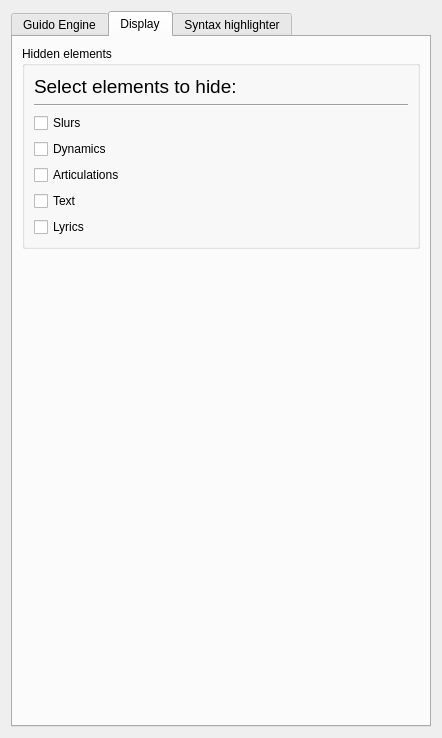
Above: environments/Qt/apps/GuidoEditor/rsc/setupDialog.ui from grame-cncm/guidolib before the change. Below: the same form after it.
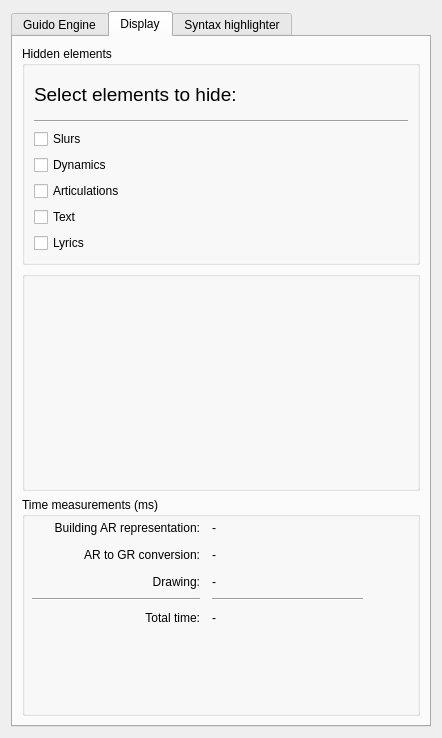
That is the form after the change.

Commit message: timings added to display tab

```diff
--- a/environments/Qt/apps/GuidoEditor/rsc/setupDialog.ui
+++ b/environments/Qt/apps/GuidoEditor/rsc/setupDialog.ui
@@ -665,23 +665,130 @@
         </widget>
        </item>
        <item>
-        <spacer name="verticalSpacer">
-         <property name="orientation">
-          <enum>Qt::Vertical</enum>
+        <widget class="QGroupBox" name="groupBox_14">
+         <property name="title">
+          <string/>
          </property>
-         <property name="sizeHint" stdset="0">
-          <size>
-           <width>20</width>
-           <height>40</height>
-          </size>
-         </property>
-        </spacer>
+        </widget>
        </item>
        <item>
         <layout class="QHBoxLayout" name="horizontalLayout_2">
          <property name="sizeConstraint">
           <enum>QLayout::SetMaximumSize</enum>
          </property>
+         <item>
+          <widget class="QGroupBox" name="groupBox_13">
+           <property name="title">
+            <string>Time measurements (ms)</string>
+           </property>
+           <widget class="QWidget" name="verticalLayoutWidget">
+            <property name="geometry">
+             <rect>
+              <x>190</x>
+              <y>20</y>
+              <width>151</width>
+              <height>111</height>
+             </rect>
+            </property>
+            <layout class="QVBoxLayout" name="verticalLayout_7">
+             <item>
+              <widget class="QLabel" name="fARTime">
+               <property name="text">
+                <string>-</string>
+               </property>
+              </widget>
+             </item>
+             <item>
+              <widget class="QLabel" name="fAR2GRTime">
+               <property name="text">
+                <string>-</string>
+               </property>
+              </widget>
+             </item>
+             <item>
+              <widget class="QLabel" name="fDrawTime">
+               <property name="text">
+                <string>-</string>
+               </property>
+              </widget>
+             </item>
+             <item>
+              <widget class="Line" name="line_2">
+               <property name="orientation">
+                <enum>Qt::Horizontal</enum>
+               </property>
+              </widget>
+             </item>
+             <item>
+              <widget class="QLabel" name="fTotalTime">
+               <property name="text">
+                <string>-</string>
+               </property>
+              </widget>
+             </item>
+            </layout>
+           </widget>
+           <widget class="QWidget" name="verticalLayoutWidget_2">
+            <property name="geometry">
+             <rect>
+              <x>10</x>
+              <y>20</y>
+              <width>168</width>
+              <height>111</height>
+             </rect>
+            </property>
+            <layout class="QVBoxLayout" name="verticalLayout_9">
+             <item>
+              <widget class="QLabel" name="ftimelabel1">
+               <property name="text">
+                <string>Building AR representation:</string>
+               </property>
+               <property name="alignment">
+                <set>Qt::AlignRight|Qt::AlignTrailing|Qt::AlignVCenter</set>
+               </property>
+              </widget>
+             </item>
+             <item>
+              <widget class="QLabel" name="ftimelabel2">
+               <property name="text">
+                <string>AR to GR conversion:</string>
+               </property>
+               <property name="alignment">
+                <set>Qt::AlignRight|Qt::AlignTrailing|Qt::AlignVCenter</set>
+               </property>
+              </widget>
+             </item>
+             <item>
+              <widget class="QLabel" name="ftimelabel3">
+               <property name="text">
+                <string>Drawing:</string>
+               </property>
+               <property name="alignment">
+                <set>Qt::AlignRight|Qt::AlignTrailing|Qt::AlignVCenter</set>
+               </property>
+              </widget>
+             </item>
+             <item>
+              <widget class="Line" name="line_3">
+               <property name="orientation">
+                <enum>Qt::Horizontal</enum>
+               </property>
+              </widget>
+             </item>
+             <item>
+              <widget class="QLabel" name="ftotallabel">
+               <property name="text">
+                <string>Total time:</string>
+               </property>
+               <property name="alignment">
+                <set>Qt::AlignRight|Qt::AlignTrailing|Qt::AlignVCenter</set>
+               </property>
+              </widget>
+             </item>
+            </layout>
+           </widget>
+          </widget>
+         </item>
         </layout>
        </item>
       </layout>
```
The commit also changes 4 other files.
